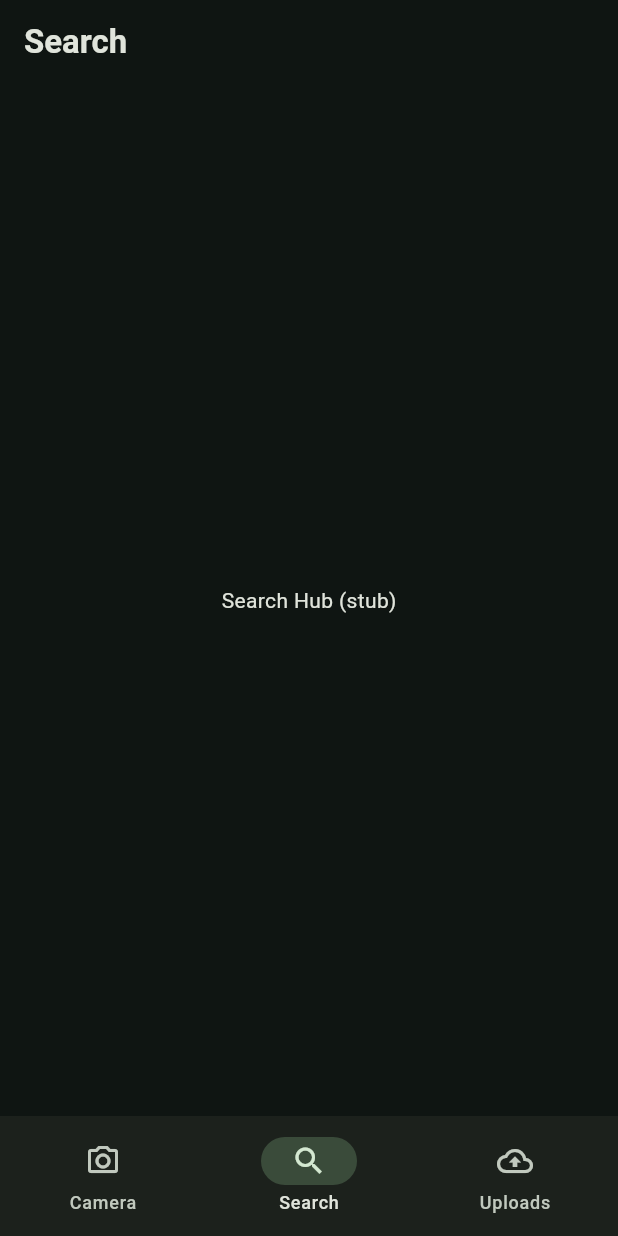
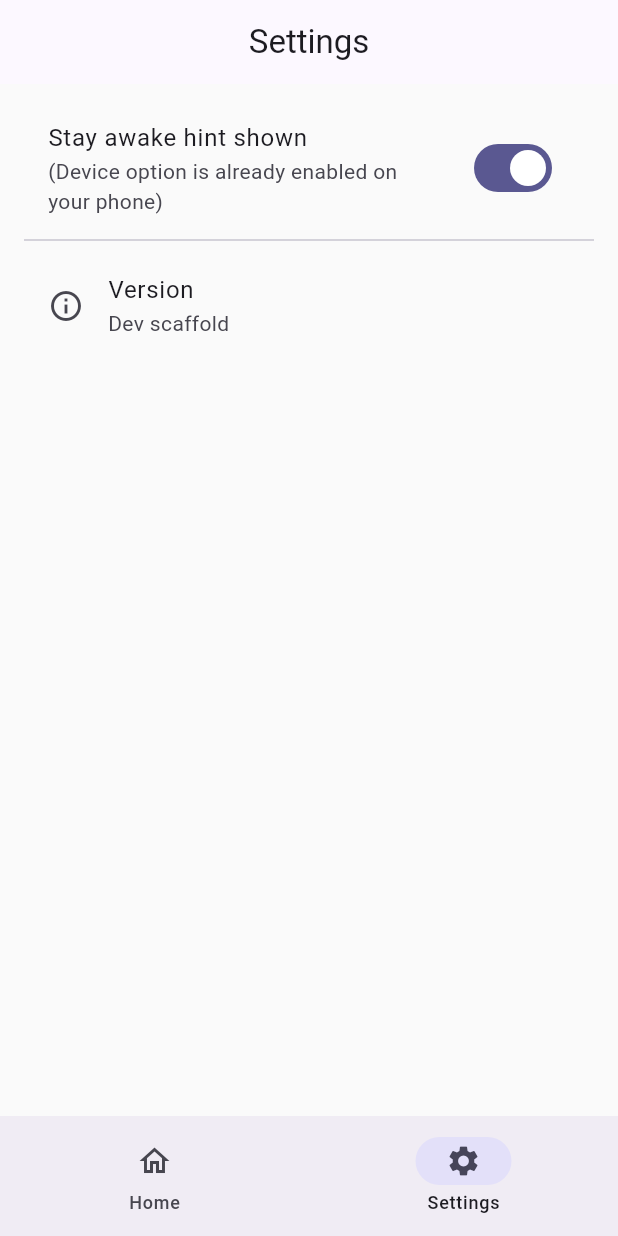
Before and after one commit to Acona/Synapse, a Flutter app: the screen it shows after launch, item 2 of the bottom bar chosen, on a phone screen of 412 x 824 dp. Run offline on Flutter 3.47's test engine with Material 3 defaults, Android fonts, the phone set to English and light mode, and no system bars; our stand-ins replace sqflite; accounts and stored records are empty.

Commit message:
feat(ui): add minimal Home/Settings scaffold with Material 3 theme

```diff
--- /dev/null
+++ b/lib/features/settings/settings_page.dart
@@ -0,0 +1,26 @@
+import 'package:flutter/material.dart';
+
+class SettingsPage extends StatelessWidget {
+  const SettingsPage({super.key});
+
+  @override
+  Widget build(BuildContext context) {
+    return ListView(
+      padding: const EdgeInsets.all(16),
+      children: [
+        SwitchListTile(
+          title: const Text('Stay awake hint shown'),
+          subtitle: const Text('(Device option is already enabled on your phone)'),
+          value: true,
+          onChanged: (_) {},
+        ),
+        const Divider(),
+        ListTile(
+          leading: const Icon(Icons.info_outline),
+          title: const Text('Version'),
+          subtitle: const Text('Dev scaffold'),
+        ),
+      ],
+    );
+  }
+}
--- a/lib/main.dart
+++ b/lib/main.dart
@@ -1,98 +1,68 @@
 import 'package:flutter/material.dart';
-import 'package:camera/camera.dart';
+import 'features/home/home_page.dart';
+import 'features/settings/settings_page.dart';
 
-// Screens
-import 'screens/camera_screen/camera_screen.dart';
-import 'screens/search_hub_screen/search_hub_screen.dart';
-import 'screens/upload_queue_screen/upload_queue_screen.dart';
+void main() {
+  WidgetsFlutterBinding.ensureInitialized();
 
-// Global cameras list (filled before runApp)
-late final List<CameraDescription> deviceCameras;
+  // Lightweight global error logger so we can see issues in release too
+  FlutterError.onError = (FlutterErrorDetails details) {
+    FlutterError.dumpErrorToConsole(details);
+  };
 
-Future<void> main() async {
-  WidgetsFlutterBinding.ensureInitialized();
-  try {
-    deviceCameras = await availableCameras();
-  } catch (_) {
-    deviceCameras = <CameraDescription>[];
-  }
-  runApp(const MyApp());
+  runApp(const SynapseApp());
 }
 
-class MyApp extends StatelessWidget {
-  const MyApp({super.key});
+class SynapseApp extends StatelessWidget {
+  const SynapseApp({super.key});
 
   @override
   Widget build(BuildContext context) {
-    // Dark theme tuned to your green
-    final seed = const Color(0xFF16A34A);
-    final scheme = ColorScheme.fromSeed(
-      seedColor: seed,
-      brightness: Brightness.dark,
-    );
-
+    final colorScheme = ColorScheme.fromSeed(seedColor: const Color(0xFF6C63FF));
     return MaterialApp(
       title: 'Synapse',
+      theme: ThemeData(
+        colorScheme: colorScheme,
+        useMaterial3: true,
+        scaffoldBackgroundColor: Colors.grey[50],
+        appBarTheme: const AppBarTheme(centerTitle: true),
+      ),
+      home: const RootShell(),
       debugShowCheckedModeBanner: false,
-      theme: ThemeData(
-        colorScheme: scheme,
-        useMaterial3: true,
-        scaffoldBackgroundColor: const Color(0xFF0F1512),
-        appBarTheme: const AppBarTheme(backgroundColor: Color(0xFF0F1512)),
-        cardColor: const Color(0xFF121A16),
-      ),
-      home: const HomePage(),
     );
   }
 }
 
-class HomePage extends StatefulWidget {
-  const HomePage({super.key});
+class RootShell extends StatefulWidget {
+  const RootShell({super.key});
+
   @override
-  State<HomePage> createState() => _HomePageState();
+  State<RootShell> createState() => _RootShellState();
 }
 
-class _HomePageState extends State<HomePage> {
+class _RootShellState extends State<RootShell> {
   int _index = 0;
 
-  late final List<Widget> _pages = <Widget>[
-    // Pass cameras to CameraScreen when we wire it up; stub for now
-    const CameraScreen(),
-    const SearchHubScreen(),
-    const UploadQueueScreen(),
+  static const _pages = [
+    HomePage(),
+    SettingsPage(),
   ];
 
   @override
   Widget build(BuildContext context) {
     return Scaffold(
-      appBar: AppBar(
-        title: Text(
-          ['Camera', 'Search', 'Uploads'][_index],
-          style: const TextStyle(fontWeight: FontWeight.w600),
-        ),
-        elevation: 0,
+      appBar: AppBar(title: Text(_index == 0 ? 'Home' : 'Settings')),
+      body: AnimatedSwitcher(
+        duration: const Duration(milliseconds: 250),
+        child: _pages[_index],
       ),
-      body: _pages[_index],
       bottomNavigationBar: NavigationBar(
         selectedIndex: _index,
+        destinations: const [
+          NavigationDestination(icon: Icon(Icons.home_outlined), selectedIcon: Icon(Icons.home), label: 'Home'),
+          NavigationDestination(icon: Icon(Icons.settings_outlined), selectedIcon: Icon(Icons.settings), label: 'Settings'),
+        ],
         onDestinationSelected: (i) => setState(() => _index = i),
-        destinations: const [
-          NavigationDestination(
-            icon: Icon(Icons.camera_alt_outlined),
-            selectedIcon: Icon(Icons.camera_alt),
-            label: 'Camera',
-          ),
-          NavigationDestination(
-            icon: Icon(Icons.search_outlined),
-            selectedIcon: Icon(Icons.search),
-            label: 'Search',
-          ),
-          NavigationDestination(
-            icon: Icon(Icons.cloud_upload_outlined),
-            selectedIcon: Icon(Icons.cloud_upload),
-            label: 'Uploads',
-          ),
-        ],
       ),
     );
   }
```
Also changed, not shown: lib/features/home/home_page.dart (added, +57 -0 lines).
